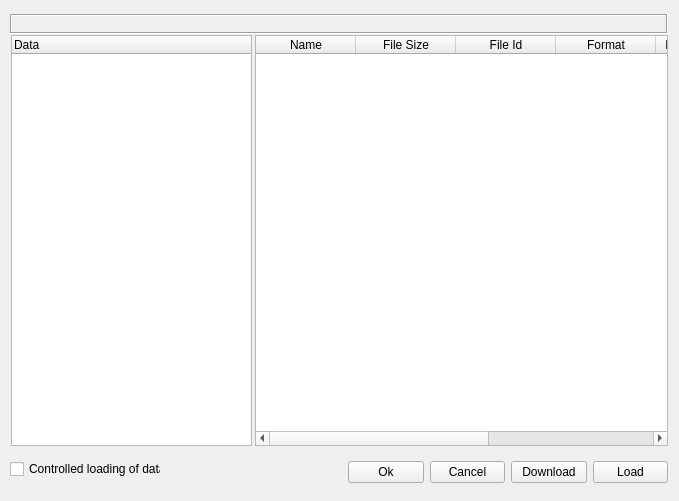
The window that Code/qtiplot/MantidQt/MantidWidgets/inc/ICatInvestigation.ui (mantidproject/mantid) describes before a commit, drawn with Qt 5.
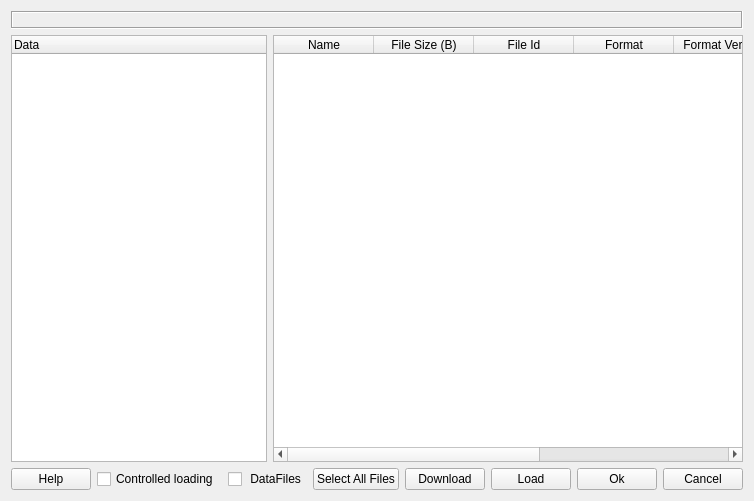
The same window after the commit.

Commit message: re #1317 - New menu item  and user interface for MyDataSearch is added.Added a new button to investigations details  user interface to select all files and a check box to select only data files.Now multiple data files can be downloaded and loaded to mantid from the ICat interface.

What changed in the file:
```diff
--- a/Code/qtiplot/MantidQt/MantidWidgets/inc/ICatInvestigation.ui
+++ b/Code/qtiplot/MantidQt/MantidWidgets/inc/ICatInvestigation.ui
@@ -5,22 +5,29 @@
    <rect>
     <x>0</x>
     <y>0</y>
-    <width>679</width>
+    <width>698</width>
     <height>501</height>
    </rect>
   </property>
   <property name="windowTitle" >
    <string>Investigation Data</string>
   </property>
+  <layout class="QGridLayout" name="gridLayout" >
+   <item row="0" column="0" colspan="5" >
+    <widget class="QLabel" name="invstlabel" >
+     <property name="frameShape" >
+      <enum>QFrame::Box</enum>
+     </property>
+     <property name="frameShadow" >
+      <enum>QFrame::Sunken</enum>
+     </property>
+     <property name="text" >
+      <string/>
+     </property>
+    </widget>
+   </item>
+   <item row="1" column="0" colspan="3" >
   <widget class="QTreeWidget" name="invsttreeWidget" >
-   <property name="geometry" >
-    <rect>
-     <x>11</x>
-     <y>35</y>
-     <width>241</width>
-     <height>411</height>
-    </rect>
-   </property>
    <property name="horizontalScrollBarPolicy" >
     <enum>Qt::ScrollBarAsNeeded</enum>
    </property>
@@ -36,21 +43,18 @@
     </property>
    </column>
   </widget>
+   </item>
+   <item row="1" column="3" colspan="2" >
   <widget class="QTableWidget" name="invsttableWidget" >
-   <property name="geometry" >
-    <rect>
-     <x>255</x>
-     <y>35</y>
-     <width>413</width>
-     <height>411</height>
-    </rect>
-   </property>
    <property name="font" >
     <font>
      <weight>50</weight>
      <bold>false</bold>
     </font>
    </property>
+     <property name="styleSheet" >
+      <string notr="true" >alternate-background-color: rgb(216, 225, 255);</string>
+     </property>
    <property name="alternatingRowColors" >
     <bool>true</bool>
    </property>
@@ -61,6 +65,9 @@
     <enum>QAbstractItemView::SelectRows</enum>
    </property>
    <property name="sortingEnabled" >
+      <bool>false</bool>
+     </property>
+     <property name="cornerButtonEnabled" >
     <bool>true</bool>
    </property>
    <column>
@@ -70,7 +77,7 @@
    </column>
    <column>
     <property name="text" >
-     <string>File Size</string>
+       <string>File Size (B)</string>
     </property>
    </column>
    <column>
@@ -99,59 +106,34 @@
     </property>
    </column>
   </widget>
-  <widget class="QLabel" name="invstlabel" >
-   <property name="geometry" >
-    <rect>
-     <x>10</x>
-     <y>14</y>
-     <width>658</width>
-     <height>20</height>
-    </rect>
-   </property>
-   <property name="frameShape" >
-    <enum>QFrame::Box</enum>
-   </property>
-   <property name="frameShadow" >
-    <enum>QFrame::Sunken</enum>
-   </property>
+   </item>
+   <item row="2" column="0" >
+    <widget class="QPushButton" name="pushButton" >
    <property name="text" >
-    <string/>
-   </property>
-  </widget>
+      <string>Help</string>
+     </property>
+    </widget>
+   </item>
+   <item row="2" column="1" >
   <widget class="QCheckBox" name="loadcheckBox" >
-   <property name="geometry" >
-    <rect>
-     <x>10</x>
-     <y>460</y>
-     <width>151</width>
-     <height>18</height>
-    </rect>
-   </property>
    <property name="text" >
-    <string>Controlled loading of data</string>
-   </property>
-  </widget>
-  <widget class="QWidget" name="layoutWidget" >
-   <property name="geometry" >
-    <rect>
-     <x>348</x>
-     <y>460</y>
-     <width>320</width>
-     <height>25</height>
-    </rect>
-   </property>
-   <layout class="QHBoxLayout" name="horizontalLayout_2" >
-    <item>
-     <widget class="QPushButton" name="okButton" >
+      <string>Controlled loading </string>
+     </property>
+    </widget>
+   </item>
+   <item row="2" column="2" colspan="2" >
+    <widget class="QCheckBox" name="dataFilescheckBox" >
       <property name="text" >
-       <string>Ok</string>
+      <string> DataFiles</string>
       </property>
      </widget>
     </item>
+   <item row="2" column="4" >
+    <layout class="QHBoxLayout" name="horizontalLayout" >
     <item>
-     <widget class="QPushButton" name="cancelButton" >
+      <widget class="QPushButton" name="selectallButton" >
       <property name="text" >
-       <string>Cancel</string>
+        <string>Select All Files</string>
       </property>
      </widget>
     </item>
@@ -169,13 +151,23 @@
       </property>
      </widget>
     </item>
-   </layout>
-  </widget>
-  <zorder>layoutWidget</zorder>
-  <zorder>invsttreeWidget</zorder>
-  <zorder>invsttableWidget</zorder>
-  <zorder>invstlabel</zorder>
-  <zorder>loadcheckBox</zorder>
+     <item>
+      <widget class="QPushButton" name="okButton" >
+       <property name="text" >
+        <string>Ok</string>
+       </property>
+      </widget>
+     </item>
+     <item>
+      <widget class="QPushButton" name="cancelButton" >
+       <property name="text" >
+        <string>Cancel</string>
+       </property>
+      </widget>
+     </item>
+    </layout>
+   </item>
+  </layout>
  </widget>
  <tabstops>
   <tabstop>invsttreeWidget</tabstop>
```
Left out of the diff: 2 changed lines with no effect on the pictures. Lines whose indentation alone changed are shown as unchanged. The commit also changes 11 other files.
